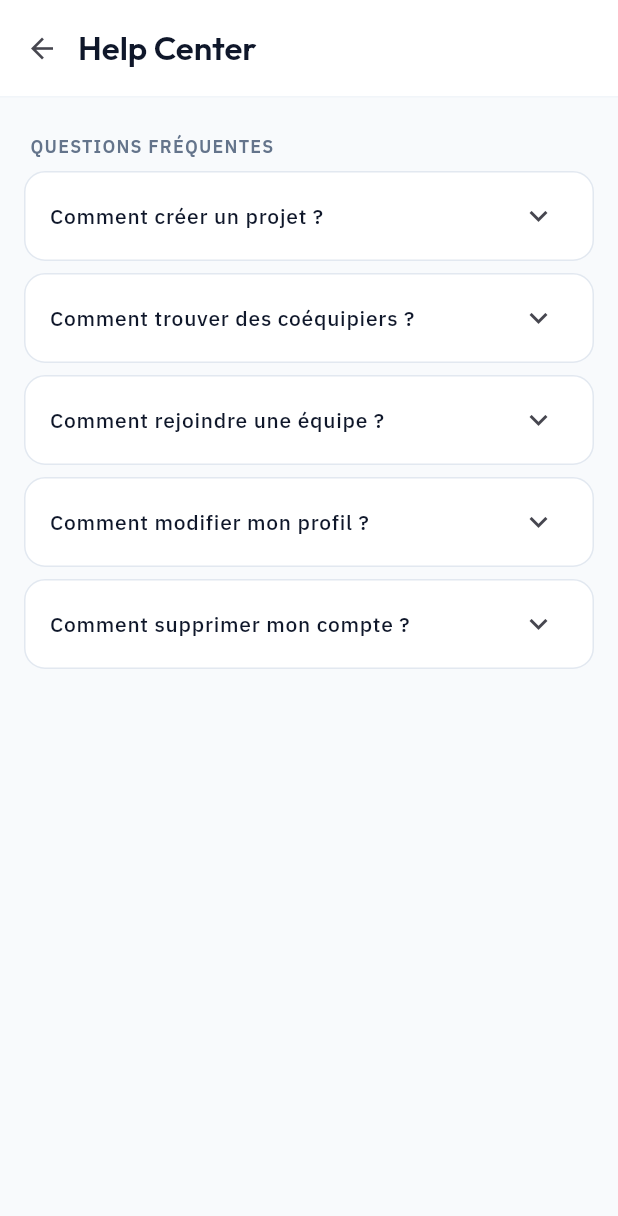
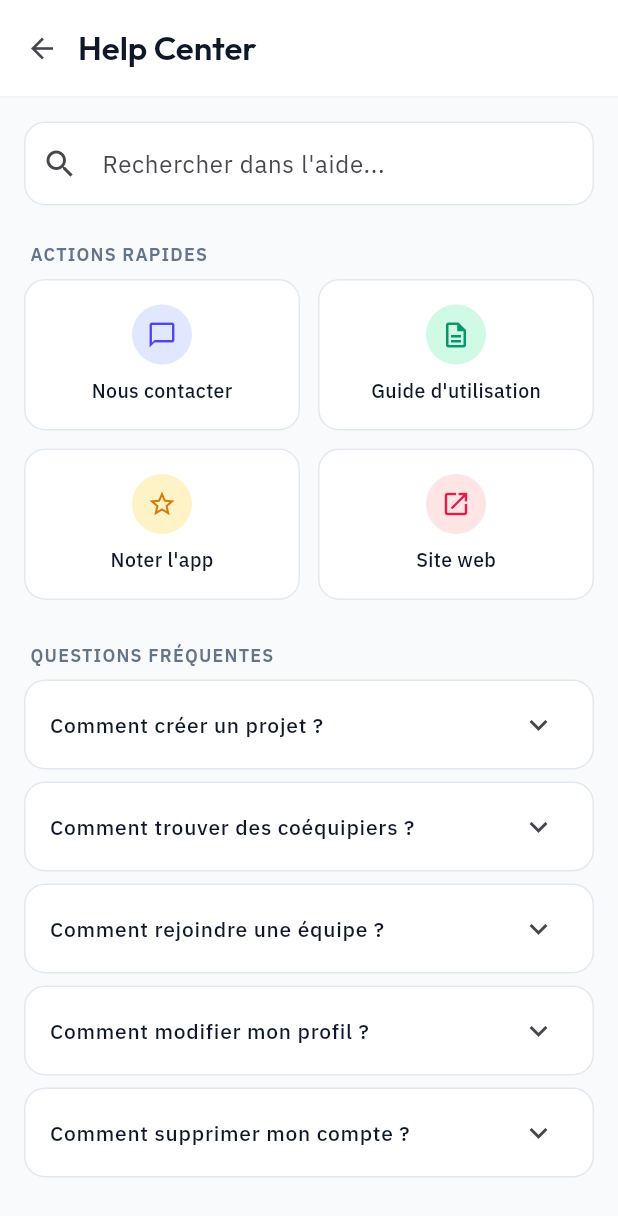
Before and after one commit to Uncher1/TeamUp, a Flutter app: the HelpScreen screen opened directly, on a phone screen of 412 x 824 dp. Shown: the top 1216 px of the screen. Run offline on Flutter 3.47's test engine with Material 3 defaults, Android fonts, the phone set to English and light mode, and no system bars; our stand-ins replace dio, flutter_secure_storage, google_fonts, socket_io_client; accounts and stored records are empty.

Commit message:
Help Center: add search bar + Quick Actions to match mockup
V2 pixel-walk found the Help Center only built the FAQ block; the React
mockup (App.js HelpCenterPage) also has a search bar and a 2x2 Quick
Actions grid. Add both: live FAQ search filter (matches question or
answer) + 4 quick-action cards (Nous contacter / Guide / Noter / Site
web) as honest SnackBar stubs, colored to the mockup's tailwind pairs.

dart analyze lib clean; flutter build web exit 0; browser-verified at
390x844 (search filters live, cards tappable, layout faithful).

```diff
--- a/frontend/lib/screens/settings/help_screen.dart
+++ b/frontend/lib/screens/settings/help_screen.dart
@@ -3,9 +3,14 @@ import 'package:flutter/material.dart';
 import '../../core/theme.dart';
 import '../../design_system/ds.dart';
 
-class HelpScreen extends StatelessWidget {
+class HelpScreen extends StatefulWidget {
   const HelpScreen({super.key});
 
+  @override
+  State<HelpScreen> createState() => _HelpScreenState();
+}
+
+class _HelpScreenState extends State<HelpScreen> {
   static const _faq = [
     ('Comment créer un projet ?', 'Va dans « Create Project » et remplis les informations.'),
     ('Comment trouver des coéquipiers ?', 'Utilise « Find Teammates » pour chercher par compétences.'),
@@ -14,14 +19,63 @@ class HelpScreen extends StatelessWidget {
     ('Comment supprimer mon compte ?', 'Settings > Danger Zone > Delete Account.'),
   ];
 
+  // Quick action cards: (label, icon, bg, fg). Colors match the mockup's
+  // tailwind 100/600 pairs (indigo / emerald / amber / rose).
+  static const _actions = [
+    ('Nous contacter', Icons.chat_bubble_outline, Color(0xFFE0E7FF), Color(0xFF4F46E5)),
+    ("Guide d'utilisation", Icons.description_outlined, Color(0xFFD1FAE5), Color(0xFF059669)),
+    ("Noter l'app", Icons.star_outline, Color(0xFFFEF3C7), Color(0xFFD97706)),
+    ('Site web', Icons.open_in_new, Color(0xFFFFE4E6), Color(0xFFE11D48)),
+  ];
+
+  String _query = '';
+
+  void _stub(String label) => ScaffoldMessenger.of(context).showSnackBar(
+        SnackBar(content: Text('« $label » — bientôt disponible.')),
+      );
+
   @override
   Widget build(BuildContext context) {
     final p = context.palette;
+    final q = _query.trim().toLowerCase();
+    final faq = q.isEmpty
+        ? _faq
+        : _faq
+            .where((f) => f.$1.toLowerCase().contains(q) || f.$2.toLowerCase().contains(q))
+            .toList();
+
     return SettingsScaffold(
       title: 'Help Center',
       children: [
+        TextField(
+          onChanged: (v) => setState(() => _query = v),
+          decoration: const InputDecoration(
+            hintText: "Rechercher dans l'aide...",
+            prefixIcon: Icon(Icons.search),
+          ),
+        ),
+        const SizedBox(height: 16),
+        const SettingsSectionLabel('Actions rapides'),
+        Row(children: [
+          Expanded(child: _ActionCard(data: _actions[0], onTap: () => _stub(_actions[0].$1))),
+          const SizedBox(width: 12),
+          Expanded(child: _ActionCard(data: _actions[1], onTap: () => _stub(_actions[1].$1))),
+        ]),
+        const SizedBox(height: 12),
+        Row(children: [
+          Expanded(child: _ActionCard(data: _actions[2], onTap: () => _stub(_actions[2].$1))),
+          const SizedBox(width: 12),
+          Expanded(child: _ActionCard(data: _actions[3], onTap: () => _stub(_actions[3].$1))),
+        ]),
+        const SizedBox(height: 20),
         const SettingsSectionLabel('Questions fréquentes'),
-        for (final (q, a) in _faq)
+        if (faq.isEmpty)
+          Padding(
+            padding: const EdgeInsets.symmetric(vertical: 16),
+            child: Text('Aucun résultat pour « $_query ».',
+                style: TextStyle(fontSize: 13, color: p.textMuted)),
+          ),
+        for (final (question, answer) in faq)
           Padding(
             padding: const EdgeInsets.only(bottom: 8),
             child: Container(
@@ -34,14 +88,14 @@ class HelpScreen extends StatelessWidget {
               child: Theme(
                 data: Theme.of(context).copyWith(dividerColor: Colors.transparent),
                 child: ExpansionTile(
-                  title: Text(q,
+                  title: Text(question,
                       style: TextStyle(
                           fontSize: 14, fontWeight: FontWeight.w500, color: p.textPrimary)),
                   childrenPadding: const EdgeInsets.fromLTRB(16, 0, 16, 16),
                   expandedAlignment: Alignment.topLeft,
                   expandedCrossAxisAlignment: CrossAxisAlignment.start,
                   children: [
-                    Text(a, style: TextStyle(fontSize: 13, color: p.textMuted)),
+                    Text(answer, style: TextStyle(fontSize: 13, color: p.textMuted)),
                   ],
                 ),
               ),
@@ -51,3 +105,45 @@ class HelpScreen extends StatelessWidget {
     );
   }
 }
+
+class _ActionCard extends StatelessWidget {
+  final (String, IconData, Color, Color) data;
+  final VoidCallback onTap;
+  const _ActionCard({required this.data, required this.onTap});
+
+  @override
+  Widget build(BuildContext context) {
+    final p = context.palette;
+    final (label, icon, bg, fg) = data;
+    return Material(
+      color: p.surface,
+      borderRadius: BorderRadius.circular(14),
+      child: InkWell(
+        borderRadius: BorderRadius.circular(14),
+        onTap: onTap,
+        child: Container(
+          padding: const EdgeInsets.symmetric(vertical: 16),
+          decoration: BoxDecoration(
+            borderRadius: BorderRadius.circular(14),
+            border: Border.all(color: p.slate200),
+          ),
+          child: Column(
+            children: [
+              Container(
+                width: 40,
+                height: 40,
+                alignment: Alignment.center,
+                decoration: BoxDecoration(color: bg, shape: BoxShape.circle),
+                child: Icon(icon, size: 20, color: fg),
+              ),
+              const SizedBox(height: 8),
+              Text(label,
+                  style: TextStyle(
+                      fontSize: 13, fontWeight: FontWeight.w500, color: p.textPrimary)),
+            ],
+          ),
+        ),
+      ),
+    );
+  }
+}
```
